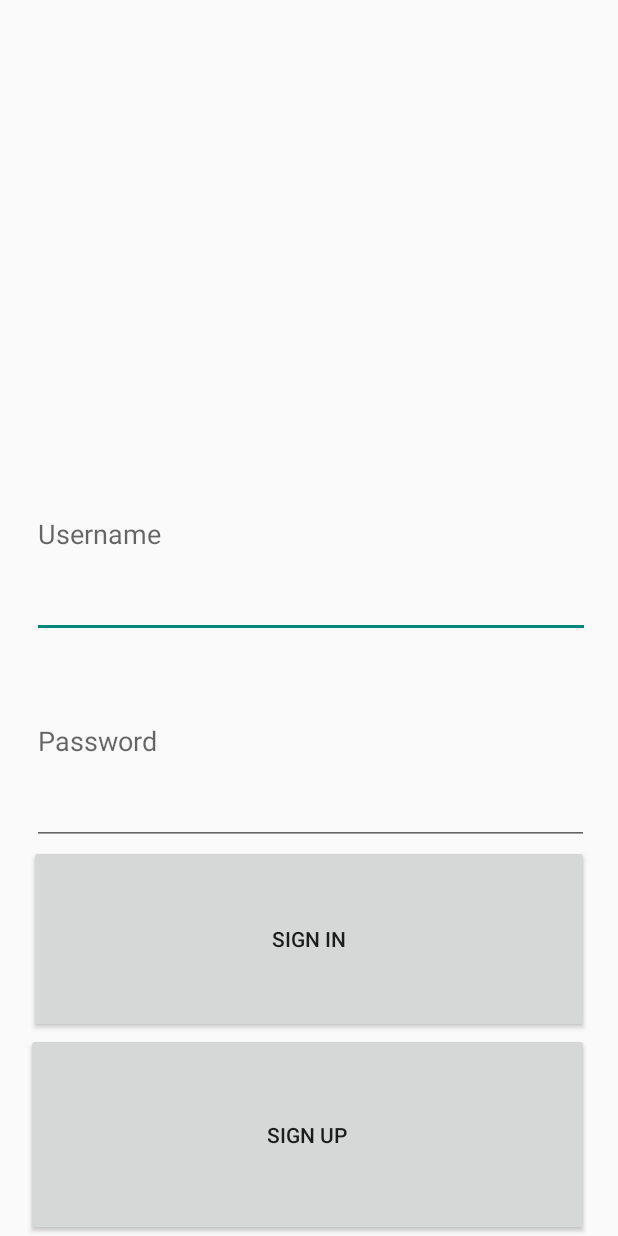
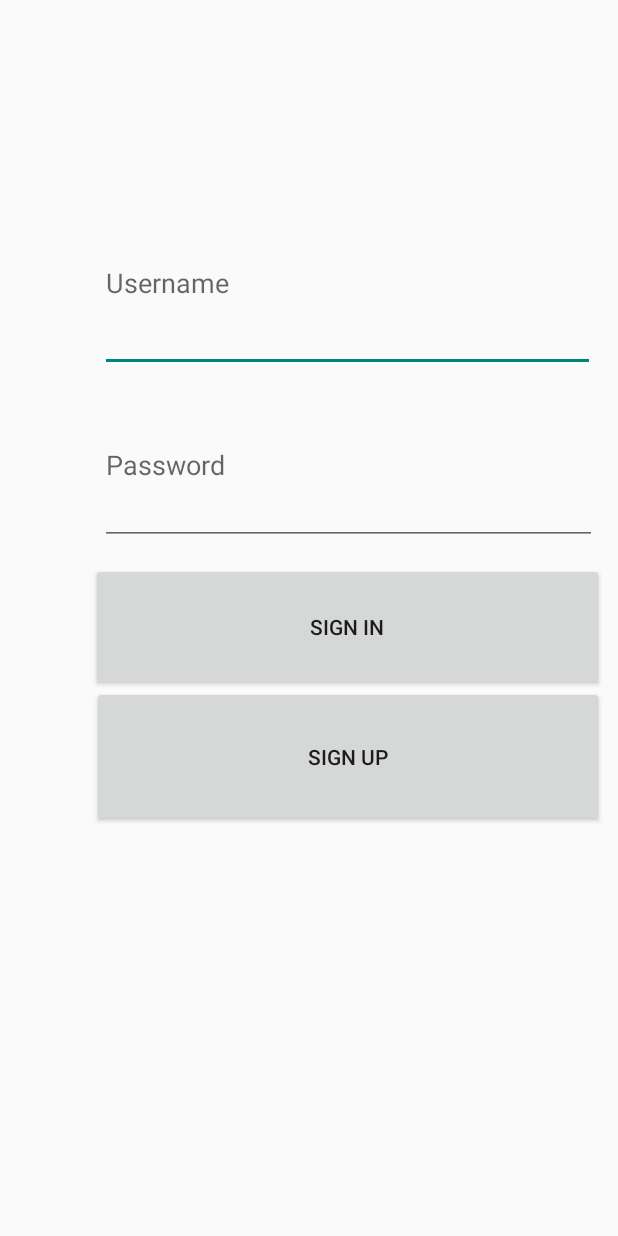
Before and after one commit to Scabandari/ConcussionApp, an Android app: the HomeActivity screen opened directly, with no data from a screen before it, on a phone screen of 412 x 824 dp. Run offline under Robolectric (Android 15) with nearby library versions, the phone set to English and light mode, and no system bars.

Commit message:
No pull so commit

```diff
--- a/app/src/main/java/com/example/concussionapp/SignUpActivity.java
+++ b/app/src/main/java/com/example/concussionapp/SignUpActivity.java
@@ -70,7 +70,7 @@ public class SignUpActivity extends AppCompatActivity {
                     //Save data to database
                     dbHandler.addUser(NewUser);
                     Toast.makeText(getApplicationContext(), "Account created succesfully", Toast.LENGTH_LONG).show();
-                    Intent SignUpIntent = new Intent (SignUpActivity.this, MainActivity.class );
+                    Intent SignUpIntent = new Intent (SignUpActivity.this, HomeActivity.class );
                     startActivity(SignUpIntent);
                 }
             }
--- a/app/src/main/res/layout/activity_home.xml
+++ b/app/src/main/res/layout/activity_home.xml
@@ -1,5 +1,5 @@
 <?xml version="1.0" encoding="utf-8"?>
-<RelativeLayout xmlns:android="http://schemas.android.com/apk/res/android"
+<android.support.constraint.ConstraintLayout xmlns:android="http://schemas.android.com/apk/res/android"
     xmlns:app="http://schemas.android.com/apk/res-auto"
     xmlns:tools="http://schemas.android.com/tools"
     android:layout_width="match_parent"
@@ -10,44 +10,52 @@
     tools:layout_editor_absoluteX="0dp">
 
     <EditText
-        android:layout_width="372dp"
-        android:layout_height="138dp"
+        android:layout_width="330dp"
+        android:layout_height="118dp"
         android:hint="Username"
         android:id="@+id/loginusername"
-        tools:layout_editor_absoluteY="16dp"
-        tools:layout_editor_absoluteX="6dp"
         android:layout_above="@+id/loginpassword"
-        android:layout_alignStart="@+id/loginpassword" />
+        android:layout_alignStart="@+id/loginpassword"
+        app:layout_constraintTop_toTopOf="parent"
+        android:layout_marginTop="130dp"
+        android:layout_marginRight="15dp"
+        app:layout_constraintRight_toRightOf="parent" />
 
     <EditText
-        android:layout_width="371dp"
-        android:layout_height="138dp"
+        android:layout_width="331dp"
+        android:layout_height="106dp"
         android:hint="Password"
         android:inputType="textPassword"
         android:id="@+id/loginpassword"
-        tools:layout_editor_absoluteX="7dp"
-        tools:layout_editor_absoluteY="164dp"
         android:layout_above="@+id/ButtonSignIn"
-        android:layout_alignEnd="@+id/ButtonSignIn" />
+        android:layout_alignEnd="@+id/ButtonSignIn"
+        app:layout_constraintTop_toTopOf="parent"
+        android:layout_marginTop="257dp"
+        android:layout_marginRight="14dp"
+        app:layout_constraintRight_toRightOf="parent" />
 
     <Button
-        android:layout_width="373dp"
-        android:layout_height="125dp"
+        android:layout_width="342dp"
+        android:layout_height="85dp"
         android:text="Sign In"
         android:id="@+id/ButtonSignIn"
-        tools:layout_editor_absoluteX="6dp"
-        tools:layout_editor_absoluteY="302dp"
         android:layout_above="@+id/ButtonSignUp"
-        android:layout_centerHorizontal="true" />
+        android:layout_centerHorizontal="true"
+        app:layout_constraintTop_toTopOf="@+id/loginusername"
+        android:layout_marginTop="245dp"
+        android:layout_marginRight="9dp"
+        app:layout_constraintRight_toRightOf="parent" />
 
     <Button
-        android:layout_width="375dp"
-        android:layout_height="135dp"
+        android:layout_width="341dp"
+        android:layout_height="94dp"
         android:text="Sign Up"
         android:id="@+id/ButtonSignUp"
-        tools:layout_editor_absoluteY="427dp"
-        tools:layout_editor_absoluteX="5dp"
         android:layout_alignParentBottom="true"
-        android:layout_alignEnd="@+id/ButtonSignIn" />
+        android:layout_alignEnd="@+id/ButtonSignIn"
+        app:layout_constraintTop_toTopOf="parent"
+        android:layout_marginTop="457dp"
+        android:layout_marginRight="9dp"
+        app:layout_constraintRight_toRightOf="parent" />
 
-</RelativeLayout>
+</android.support.constraint.ConstraintLayout>
--- a/app/src/main/res/layout/activity_main.xml
+++ b/app/src/main/res/layout/activity_main.xml
@@ -2,6 +2,7 @@
 <RelativeLayout xmlns:android="http://schemas.android.com/apk/res/android"
     xmlns:tools="http://schemas.android.com/tools"
     android:id="@+id/activity_main"
+    android:orientation="vertical"
     android:layout_width="match_parent"
     android:layout_height="match_parent"
     android:background="@drawable/heart"
@@ -16,7 +17,7 @@
         android:layout_width="wrap_content"
         android:layout_height="wrap_content"
         android:id="@+id/showSecondActivity"
-        android:background="@android:color/holo_purple"
+        android:background="#26663e"
         android:onClick="to_second_activity"
         android:layout_alignParentBottom="true"
         android:layout_alignParentStart="true"
--- a/app/src/main/res/layout/tool_bar.xml
+++ b/app/src/main/res/layout/tool_bar.xml
@@ -3,7 +3,7 @@
     xmlns:android="http://schemas.android.com/apk/res/android"
     android:layout_width="match_parent"
     android:layout_height="wrap_content"
-    android:background="#F23E3F"
+    android:background="#26663e"
     android:elevation="4dp"
     >
 
```
